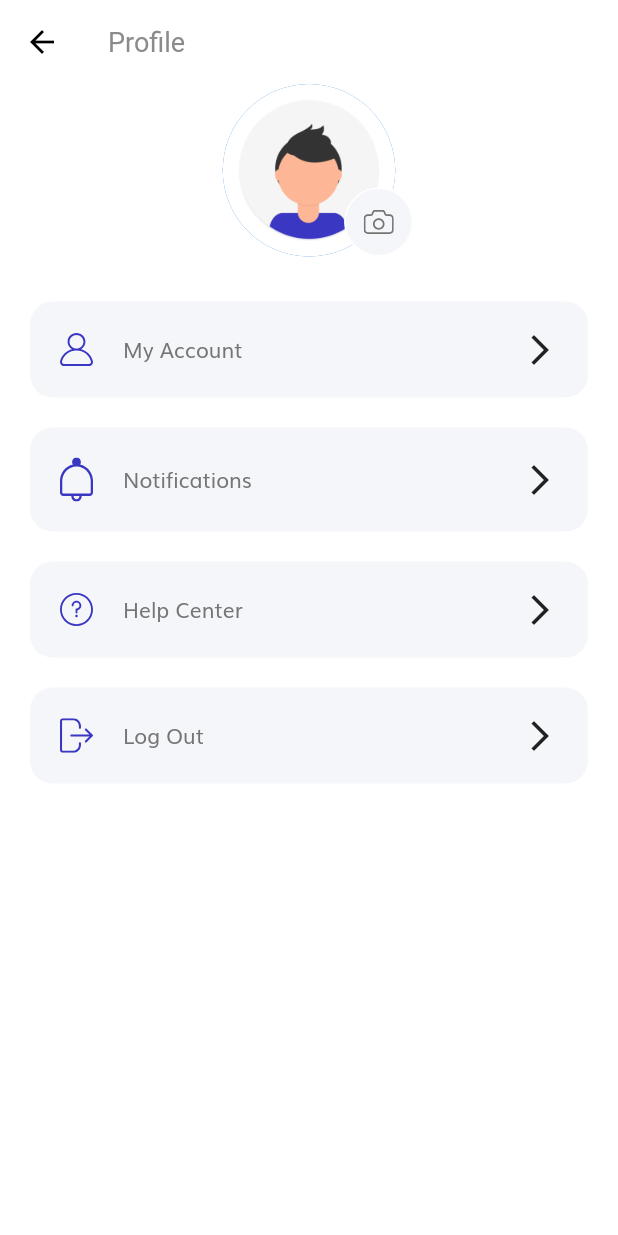
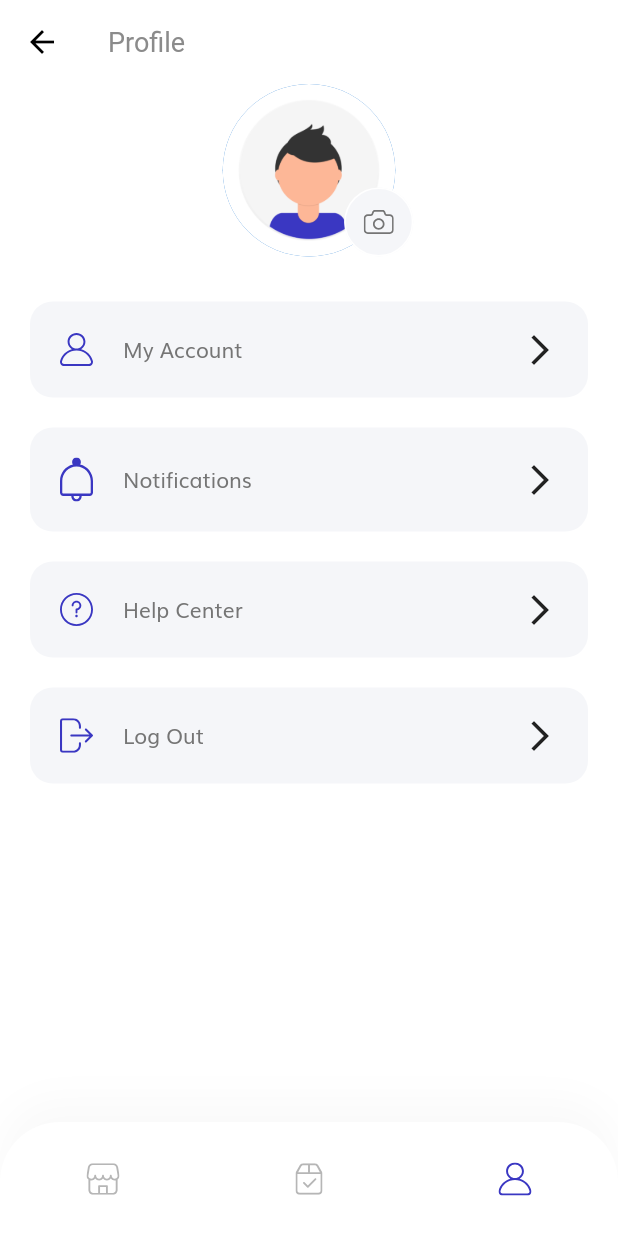
Before and after one commit to manal-elrhezzali/trancentum_ui_kit, a Flutter app: the ProfileScreen screen opened by its route, on a phone screen of 412 x 824 dp. Run offline on Flutter 3.47's test engine with Material 2 defaults, Android fonts, the phone set to English and light mode, and no system bars; our stand-ins replace flutter_svg.

Commit message:
adding a bottomNavigationBar to the Profile screen

```diff
--- /dev/null
+++ b/lib/components/custom_bottom_navigation_bar.dart
@@ -0,0 +1,79 @@
+import 'package:flutter/material.dart';
+import 'package:flutter_svg/flutter_svg.dart';
+import 'package:trancentum_ui_kit/screens/otp/otp_screen.dart';
+
+import '../screens/profile/profile_screen.dart';
+import '../constants.dart';
+import '../enums.dart';
+
+class CustomBottomNavigationBar extends StatelessWidget {
+  const CustomBottomNavigationBar({
+    Key key,
+    @required this.selectedMenuItem,
+  }) : super(key: key);
+
+  final MenuState selectedMenuItem;
+
+  @override
+  Widget build(BuildContext context) {
+    final Color activeIconColor = Color(0xFFB6B6B6);
+    return Container(
+      padding: EdgeInsets.symmetric(vertical: 14),
+      decoration: BoxDecoration(
+        color: Colors.white,
+        borderRadius: BorderRadius.only(
+          topLeft: Radius.circular(40),
+          topRight: Radius.circular(40),
+        ),
+        boxShadow: [
+          BoxShadow(
+            offset: Offset(0, -15),
+            blurRadius: 20,
+            color: Color(0xFFDADADA).withOpacity(0.15),
+          ),
+        ],
+      ),
+      child: SafeArea(
+        child: Row(
+          mainAxisAlignment: MainAxisAlignment.spaceAround,
+          children: [
+            IconButton(
+              onPressed: () {
+                //navigate to home screen
+                //for test purposes
+                // Navigator.of(context).pushNamed(OtpScreen.routeName);
+              },
+              icon: SvgPicture.asset(
+                "assets/icons/Shop Icon.svg",
+                color: MenuState.home == selectedMenuItem
+                    ? kPrimaryColor
+                    : activeIconColor,
+              ),
+            ),
+            IconButton(
+              onPressed: () {
+                //navigate to new shipping screen
+              },
+              icon: SvgPicture.asset(
+                "assets/icons/Parcel.svg",
+                color: MenuState.shipPackage == selectedMenuItem
+                    ? kPrimaryColor
+                    : activeIconColor,
+              ),
+            ),
+            IconButton(
+              onPressed: () =>
+                  Navigator.of(context).pushNamed(ProfileScreen.routeName),
+              icon: SvgPicture.asset(
+                "assets/icons/User Icon.svg",
+                color: MenuState.profile == selectedMenuItem
+                    ? kPrimaryColor
+                    : activeIconColor,
+              ),
+            ),
+          ],
+        ),
+      ),
+    );
+  }
+}
--- /dev/null
+++ b/lib/enums.dart
@@ -0,0 +1 @@
+enum MenuState { home, shipPackage, profile }
--- a/lib/screens/otp/otp_screen.dart
+++ b/lib/screens/otp/otp_screen.dart
@@ -1,4 +1,6 @@
 import 'package:flutter/material.dart';
+import 'package:trancentum_ui_kit/components/custom_bottom_navigation_bar.dart';
+import 'package:trancentum_ui_kit/enums.dart';
 
 import 'components/body.dart';
 
@@ -11,6 +13,9 @@ class OtpScreen extends StatelessWidget {
         title: Text("OTP"),
       ),
       body: Body(),
+      // bottomNavigationBar: CustomBottomNavigationBar(
+      //   selectedMenuItem: MenuState.home,
+      // ),
     );
   }
 }
--- a/lib/screens/profile/components/body.dart
+++ b/lib/screens/profile/components/body.dart
@@ -1,4 +1,5 @@
 import 'package:flutter/material.dart';
+import 'package:trancentum_ui_kit/screens/sign_in/sign_in_screen.dart';
 
 import './profile_menu.dart';
 import './profile_image.dart';
@@ -28,7 +29,9 @@ class Body extends StatelessWidget {
         ProfileMenu(
           icon: "assets/icons/Log out.svg",
           text: "Log Out",
-          press: () {},
+          press: () {
+            Navigator.of(context).pushNamed(SignInScreen.routeName);
+          },
         ),
       ],
     );
--- a/lib/screens/profile/profile_screen.dart
+++ b/lib/screens/profile/profile_screen.dart
@@ -1,4 +1,8 @@
 import 'package:flutter/material.dart';
+import 'package:flutter_svg/svg.dart';
+import 'package:trancentum_ui_kit/components/custom_bottom_navigation_bar.dart';
+import 'package:trancentum_ui_kit/constants.dart';
+import 'package:trancentum_ui_kit/enums.dart';
 
 import 'components/body.dart';
 
@@ -11,6 +15,9 @@ class ProfileScreen extends StatelessWidget {
         title: Text("Profile"),
       ),
       body: Body(),
+      bottomNavigationBar: CustomBottomNavigationBar(
+        selectedMenuItem: MenuState.profile,
+      ),
     );
   }
 }
```
Also changed, not shown: assets/icons/Package.svg (added), assets/icons/Parcel.svg (added), assets/icons/Shop Icon.svg (added).
